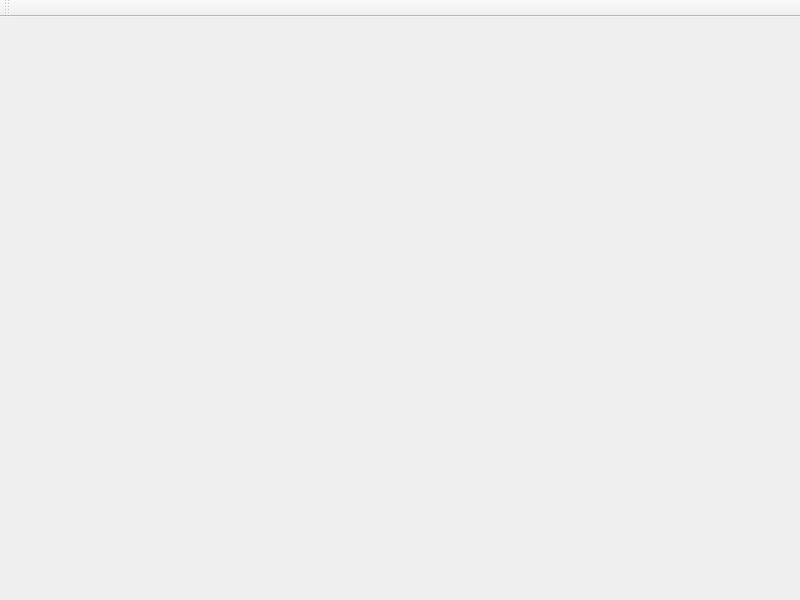
First picture: the form in CallLogBrowser.ui, repository HalfBagOrange/CallLogViewer, before the edit.
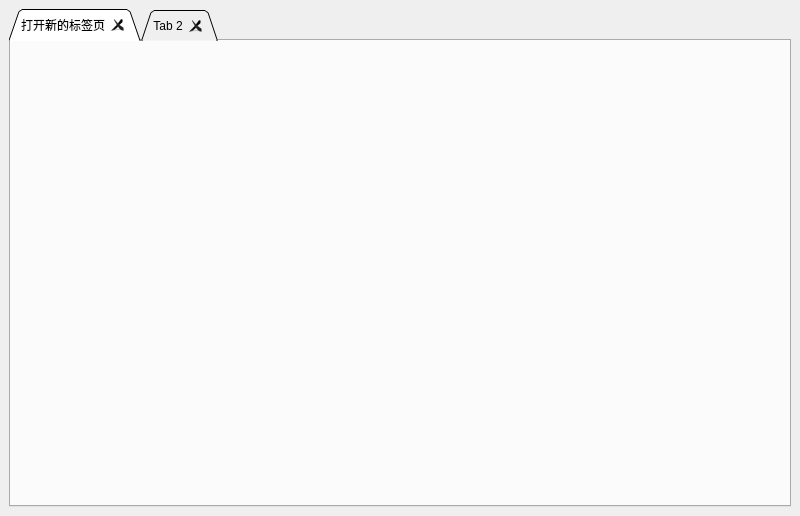
Second picture: the form after the edit.

Commit message: 浏览器页面增加标签页

The edit to the form file:
```diff
--- a/CallLogBrowser.ui
+++ b/CallLogBrowser.ui
@@ -7,23 +7,41 @@
     <x>0</x>
     <y>0</y>
     <width>800</width>
-    <height>600</height>
+    <height>516</height>
    </rect>
   </property>
   <property name="windowTitle">
    <string notr="true"/>
   </property>
-  <widget class="QWidget" name="centralwidget"/>
-  <widget class="QToolBar" name="toolBar">
-   <property name="windowTitle">
-    <string>toolBar</string>
-   </property>
-   <attribute name="toolBarArea">
-    <enum>TopToolBarArea</enum>
-   </attribute>
-   <attribute name="toolBarBreak">
-    <bool>false</bool>
-   </attribute>
+  <widget class="QWidget" name="centralwidget">
+   <layout class="QVBoxLayout" name="verticalLayout">
+    <item>
+     <widget class="QTabWidget" name="tabWidget">
+      <property name="tabShape">
+       <enum>QTabWidget::Triangular</enum>
+      </property>
+      <property name="elideMode">
+       <enum>Qt::ElideNone</enum>
+      </property>
+      <property name="tabsClosable">
+       <bool>true</bool>
+      </property>
+      <property name="movable">
+       <bool>true</bool>
+      </property>
+      <widget class="QWidget" name="tab_1">
+       <attribute name="title">
+        <string>打开新的标签页</string>
+       </attribute>
+      </widget>
+      <widget class="QWidget" name="tab_2">
+       <attribute name="title">
+        <string>Tab 2</string>
+       </attribute>
+      </widget>
+     </widget>
+    </item>
+   </layout>
   </widget>
  </widget>
  <resources/>
```
The commit also changes 2 other files.
